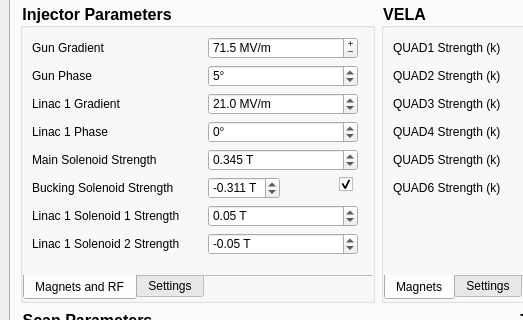
This is astra_comparison_gui_tabs.ui in VELA-CLARA-software/OnlineModel as Qt 5 draws it before an edit; both pictures show x 0 to 523 and y 262 to 582 of the 1117 by 689 pixel window. The edited form follows.
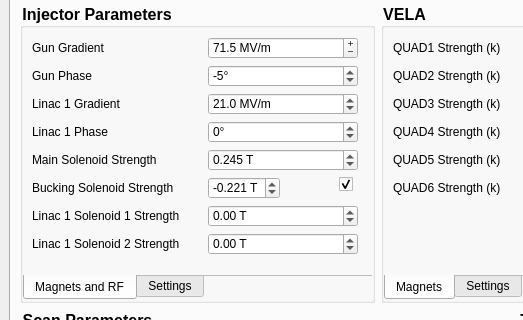
This is the edited form. Custom widgets are drawn as their Qt base class.

Commit message: Small tweaks for default values in the GUI

Diff of the .ui file:
```diff
--- a/astra_comparison_gui_tabs.ui
+++ b/astra_comparison_gui_tabs.ui
@@ -725,7 +725,7 @@
                   <double>180.000000000000000</double>
                  </property>
                  <property name="value">
-                  <double>5.000000000000000</double>
+                  <double>-5.000000000000000</double>
                  </property>
                 </widget>
                </item>
@@ -866,7 +866,7 @@
                   <double>0.001000000000000</double>
                  </property>
                  <property name="value">
-                  <double>0.345000000000000</double>
+                  <double>0.245000000000000</double>
                  </property>
                 </widget>
                </item>
@@ -926,7 +926,7 @@
                   <double>0.010000000000000</double>
                  </property>
                  <property name="value">
-                  <double>0.050000000000000</double>
+                  <double>0.000000000000000</double>
                  </property>
                 </widget>
                </item>
@@ -973,7 +973,7 @@
                   <double>0.010000000000000</double>
                  </property>
                  <property name="value">
-                  <double>-0.050000000000000</double>
+                  <double>0.000000000000000</double>
                  </property>
                 </widget>
                </item>
@@ -1025,7 +1025,7 @@
                      <double>0.005000000000000</double>
                     </property>
                     <property name="value">
-                     <double>-0.311000000000000</double>
+                     <double>-0.221000000000000</double>
                     </property>
                    </widget>
                   </item>
```
The commit also changes 3 other files.
